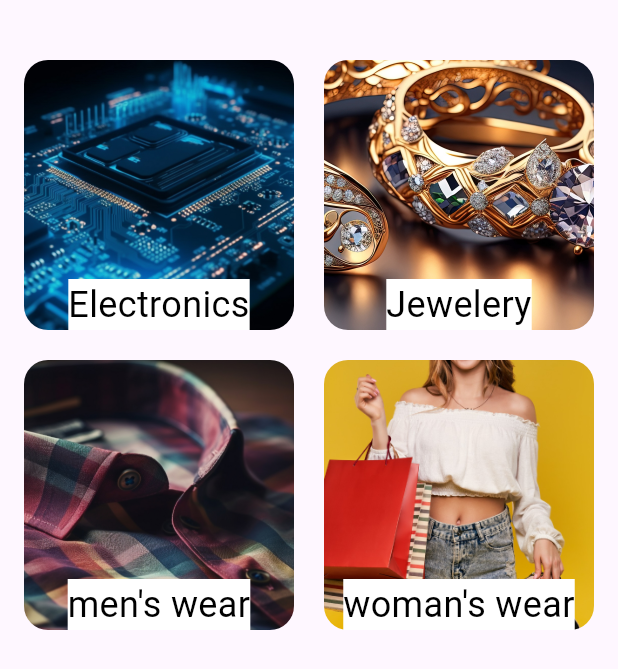
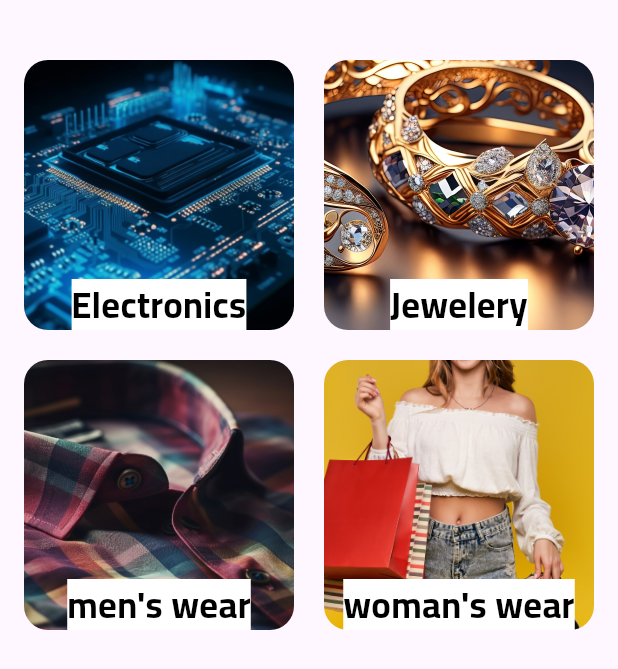
Before and after one commit to AmrReda92/shopping_app, a Flutter app: the screen it shows after launch, on a phone screen of 412 x 824 dp. Shown: the top 669 px of the screen. Run offline on Flutter 3.47's test engine with Material 3 defaults, Android fonts, the phone set to English and light mode, and no system bars.

Commit message:
add styles

```diff
--- a/lib/core/routes/app_styles.dart
+++ b/lib/core/routes/app_styles.dart
@@ -3,11 +3,12 @@ import 'package:flutter/material.dart';
 
 class AppStyles {
   static const TextStyle font24 = TextStyle(
-    fontSize: 24,
-    color: Colors.black
+      fontSize: 24,
+      color: Colors.black,
+      fontWeight: FontWeight.bold
   );
   static const TextStyle font20 = TextStyle(
-    fontSize: 20,
-    color: Colors.black
+      fontSize: 20,
+      color: Colors.black
   );
 }
--- a/lib/features/home/presentation/widgets/custom_category_item.dart
+++ b/lib/features/home/presentation/widgets/custom_category_item.dart
@@ -2,7 +2,6 @@ import 'package:flutter/material.dart';
 import 'package:shopping_app/core/routes/app_styles.dart';
 import 'package:shopping_app/core/routes/routes.dart';
 import 'package:shopping_app/features/home/presentation/models/category_model.dart';
-import 'package:shopping_app/features/product/presentation/ui/product_screen.dart';
 
 class CustomCategoryItem extends StatelessWidget {
   final CategoryModel category ;
--- a/lib/features/product/presentation/widgets/custom_product_item.dart
+++ b/lib/features/product/presentation/widgets/custom_product_item.dart
@@ -1,6 +1,7 @@
 import 'package:flutter/material.dart';
-import 'package:shopping_app/core/routes/app_styles.dart';
 import 'package:shopping_app/features/product/presentation/models/product_model.dart';
+
+import '../../../../core/routes/app_styles.dart';
 
 class CustomProductItem extends StatelessWidget {
   final ProductModel product ;
--- a/lib/shopping_app.dart
+++ b/lib/shopping_app.dart
@@ -11,6 +11,9 @@ class ShoppingApp extends StatelessWidget {
      debugShowCheckedModeBanner: false,
       onGenerateRoute: AppRoutes.function,
       initialRoute: Routes.homeScreen,
+      theme: ThemeData(
+        fontFamily: "Cairo"
+      ),
     );
   }
 }
```
Also changed, not shown: pubspec.yaml (+15 -5 lines), assets/fonts/Cairo-Bold.ttf (added), assets/fonts/Cairo-Regular.ttf (added), assets/fonts/Cairo-SemiBold.ttf (added), lib/features/product/data/repos/product_repo.dart (added), lib/features/product/data/repos/product_repo_impl.dart (added), pubspec.lock, 1 other file.
